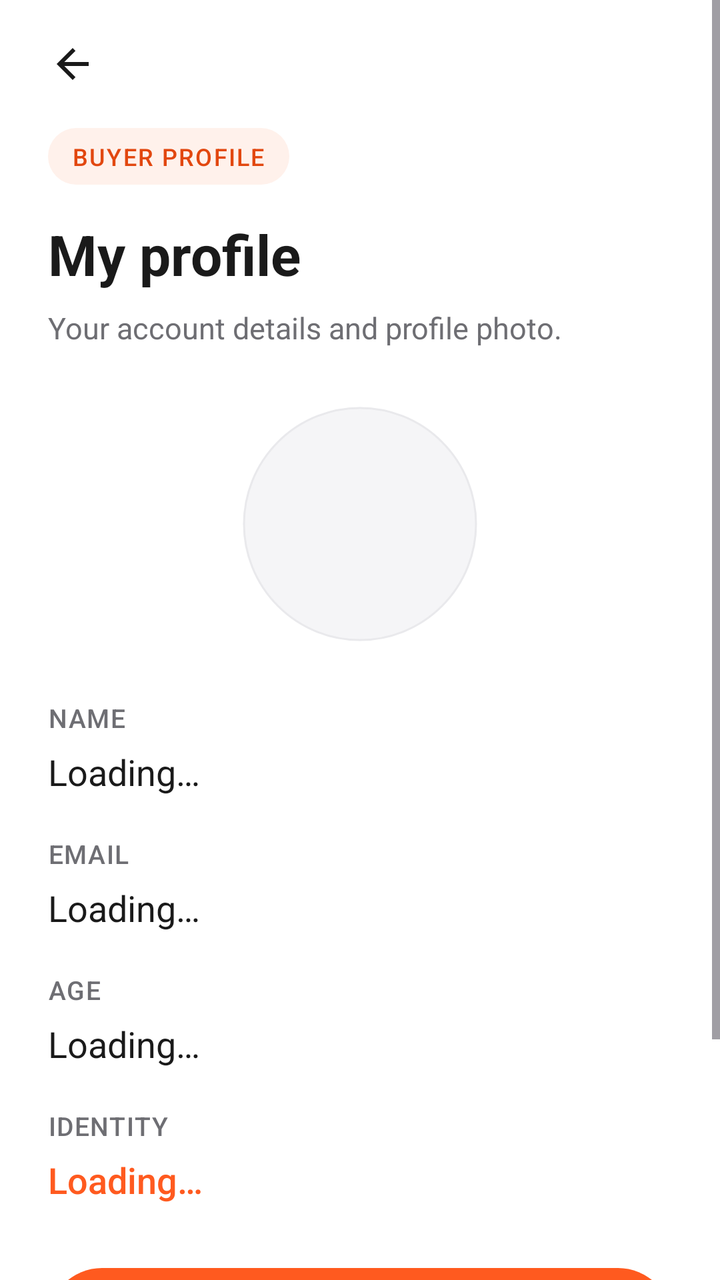
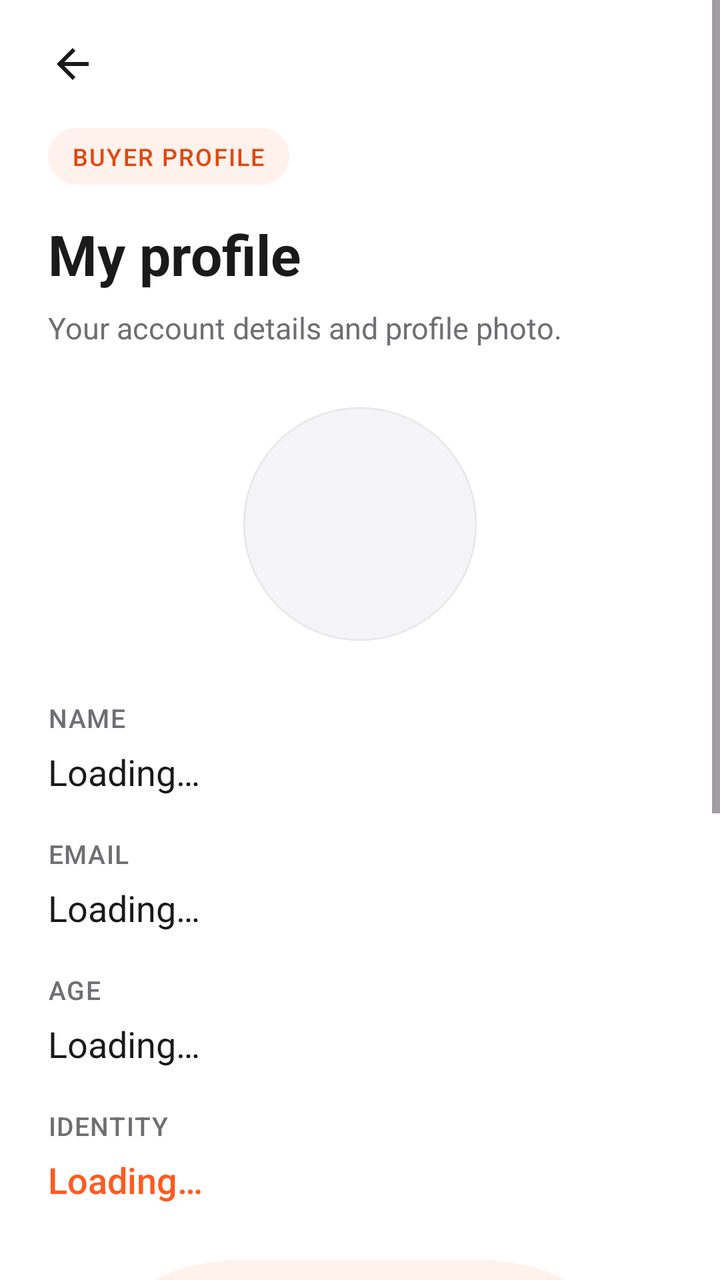

Two renders of the same Android screen: before a commit and after it. Below are the layout's source before the change and the commit's diff.
<!-- AndroidManifest.xml: application theme Theme.SignalingFoodApp -->
<!-- res/layout/activity_profile.xml -->
<?xml version="1.0" encoding="utf-8"?>
<ScrollView xmlns:android="http://schemas.android.com/apk/res/android"
    xmlns:app="http://schemas.android.com/apk/res-auto"
    android:layout_width="match_parent"
    android:layout_height="match_parent"
    android:background="@color/background"
    android:fillViewport="true"
    android:fitsSystemWindows="true">

    <LinearLayout
        android:id="@+id/profileLayout"
        android:layout_width="match_parent"
        android:layout_height="wrap_content"
        android:orientation="vertical"
        android:paddingHorizontal="24dp"
        android:paddingTop="8dp"
        android:paddingBottom="32dp">

        <ImageButton
            android:id="@+id/btnBack"
            android:layout_width="48dp"
            android:layout_height="48dp"
            android:layout_marginStart="-12dp"
            android:background="?attr/selectableItemBackgroundBorderless"
            android:contentDescription="Back"
            android:src="@drawable/ic_arrow_back"
            app:tint="@color/text_primary" />

        <TextView
            android:layout_width="wrap_content"
            android:layout_height="wrap_content"
            android:layout_marginTop="8dp"
            android:background="@drawable/bg_chip"
            android:fontFamily="sans-serif-medium"
            android:letterSpacing="0.06"
            android:paddingHorizontal="12dp"
            android:paddingVertical="6dp"
            android:text="BUYER PROFILE"
            android:textColor="@color/brand_dark"
            android:textSize="12sp" />

        <TextView
            style="@style/Text.Title"
            android:layout_width="wrap_content"
            android:layout_height="wrap_content"
            android:layout_marginTop="16dp"
            android:text="My profile" />

        <TextView
            style="@style/Text.Subtitle"
            android:layout_width="match_parent"
            android:layout_height="wrap_content"
            android:layout_marginTop="8dp"
            android:text="Your account details and profile photo." />

        <com.google.android.material.imageview.ShapeableImageView
            android:id="@+id/ivProfilePhoto"
            android:layout_width="120dp"
            android:layout_height="120dp"
            android:layout_gravity="center_horizontal"
            android:layout_marginTop="28dp"
            android:background="@drawable/bg_photo_placeholder"
            android:contentDescription="Profile photo"
            android:padding="2dp"
            android:scaleType="centerCrop"
            app:shapeAppearanceOverlay="@style/ShapeAppearance.App.Circle"
            app:strokeColor="@color/divider"
            app:strokeWidth="1dp" />

        <TextView
            android:id="@+id/tvPhotoStatus"
            style="@style/Text.Subtitle"
            android:layout_width="match_parent"
            android:layout_height="wrap_content"
            android:layout_marginTop="12dp"
            android:gravity="center"
            android:visibility="gone"
            android:text="" />

        <TextView
            style="@style/Text.Section"
            android:layout_width="wrap_content"
            android:layout_height="wrap_content"
            android:layout_marginTop="28dp"
            android:text="NAME" />

        <TextView
            android:id="@+id/tvProfileName"
            android:layout_width="match_parent"
            android:layout_height="wrap_content"
            android:layout_marginTop="6dp"
            android:text="Loading…"
            android:textColor="@color/text_primary"
            android:textSize="18sp" />

        <TextView
            style="@style/Text.Section"
            android:layout_width="wrap_content"
            android:layout_height="wrap_content"
            android:layout_marginTop="20dp"
            android:text="EMAIL" />

        <TextView
            android:id="@+id/tvProfileEmail"
            android:layout_width="match_parent"
            android:layout_height="wrap_content"
            android:layout_marginTop="6dp"
            android:text="Loading…"
            android:textColor="@color/text_primary"
            android:textSize="18sp" />

        <TextView
            style="@style/Text.Section"
            android:layout_width="wrap_content"
            android:layout_height="wrap_content"
            android:layout_marginTop="20dp"
            android:text="AGE" />

        <TextView
            android:id="@+id/tvProfileAge"
            android:layout_width="match_parent"
            android:layout_height="wrap_content"
            android:layout_marginTop="6dp"
            android:text="Loading…"
            android:textColor="@color/text_primary"
            android:textSize="18sp" />

        <TextView
            style="@style/Text.Section"
            android:layout_width="wrap_content"
            android:layout_height="wrap_content"
            android:layout_marginTop="20dp"
            android:text="IDENTITY" />

        <TextView
            android:id="@+id/tvProfileIdentity"
            android:layout_width="match_parent"
            android:layout_height="wrap_content"
            android:layout_marginTop="6dp"
            android:fontFamily="sans-serif-medium"
            android:text="Loading…"
            android:textColor="@color/brand"
            android:textSize="18sp" />

        
        <TextView
            android:id="@+id/tvProfilePassword"
            android:layout_width="0dp"
            android:layout_height="0dp"
            android:visibility="gone" />

        <Button
            android:id="@+id/btnEditProfile"
            android:layout_width="match_parent"
            android:layout_height="wrap_content"
            android:layout_marginTop="32dp"
            android:text="Edit profile" />

        <com.google.android.material.button.MaterialButton
            android:id="@+id/btnLogout"
            style="@style/Widget.App.Button.Outlined"
            android:layout_width="match_parent"
            android:layout_height="wrap_content"
            android:layout_marginTop="12dp"
            android:text="Log out" />

    </LinearLayout>
</ScrollView>
<!-- resources referenced by this layout -->
<resources>
  <color name="background">#FFFFFF</color>
  <color name="brand">#FF5A1F</color>
  <color name="brand_dark">#E2470F</color>
  <color name="divider">#E9E9EC</color>
  <color name="text_primary">#1A1A1A</color>
  <!-- drawable bg_chip (drawable) -->
  <?xml version="1.0" encoding="utf-8"?>
  <shape xmlns:android="http://schemas.android.com/apk/res/android"
      android:shape="rectangle">
      <solid android:color="@color/brand_soft" />
      <corners android:radius="100dp" />
  </shape>
  <!-- drawable bg_photo_placeholder (drawable) -->
  <?xml version="1.0" encoding="utf-8"?>
  <shape xmlns:android="http://schemas.android.com/apk/res/android"
      android:shape="oval">
      <solid android:color="@color/surface" />
      <stroke
          android:width="1dp"
          android:color="@color/divider" />
  </shape>
  <!-- drawable ic_arrow_back (drawable) -->
  <?xml version="1.0" encoding="utf-8"?>
  <vector xmlns:android="http://schemas.android.com/apk/res/android"
      android:width="24dp"
      android:height="24dp"
      android:viewportWidth="24"
      android:viewportHeight="24"
      android:autoMirrored="true">
      <path
          android:fillColor="#FF000000"
          android:pathData="M20,11H7.83l5.59,-5.59L12,4l-8,8 8,8 1.41,-1.41L7.83,13H20v-2z" />
  </vector>
  <style name="ShapeAppearance.App.Circle" parent="">
          <item name="cornerFamily">rounded</item>
          <item name="cornerSize">50%</item>
      </style>
  <style name="Text.Section">
          <item name="android:textSize">13sp</item>
          <item name="android:textColor">@color/text_secondary</item>
          <item name="android:fontFamily">sans-serif-medium</item>
          <item name="android:letterSpacing">0.04</item>
      </style>
  <style name="Text.Subtitle">
          <item name="android:textSize">15sp</item>
          <item name="android:textColor">@color/text_secondary</item>
          <item name="android:lineSpacingExtra">2dp</item>
      </style>
  <style name="Text.Title">
          <item name="android:textSize">28sp</item>
          <item name="android:textStyle">bold</item>
          <item name="android:textColor">@color/text_primary</item>
      </style>
  <style name="Widget.App.Button.Outlined" parent="Widget.Material3.Button.OutlinedButton">
          <item name="android:minHeight">56dp</item>
          <item name="android:insetTop">0dp</item>
          <item name="android:insetBottom">0dp</item>
          <item name="android:textSize">16sp</item>
          <item name="android:textAllCaps">false</item>
          <item name="android:fontFamily">sans-serif-medium</item>
          <item name="android:textColor">@color/text_primary</item>
          <item name="strokeColor">@color/divider</item>
          <item name="cornerRadius">14dp</item>
      </style>
  <style name="Theme.SignalingFoodApp" parent="Base.Theme.SignalingFoodApp" />
  <color name="brand_soft">#FFF1EB</color>
  <color name="surface">#F5F5F7</color>
  <color name="text_secondary">#6E6E73</color>
  <color name="white">#FFFFFFFF</color>
  <color name="error">#D93025</color>
  <style name="Widget.App.Button" parent="Widget.Material3.Button">
          <item name="android:minHeight">54dp</item>
          <item name="android:insetTop">0dp</item>
          <item name="android:insetBottom">0dp</item>
          <item name="android:textSize">16sp</item>
          <item name="android:textAllCaps">false</item>
          <item name="android:fontFamily">sans-serif-medium</item>
          <item name="cornerRadius">28dp</item>
          <item name="backgroundTint">@color/brand</item>
          <item name="android:letterSpacing">0.01</item>
      </style>
  <!-- unchanged entries left out for length: 2 -->
</resources>

<!-- the commit's change to res/layout/activity_profile.xml (unified diff, before → after) -->
@@ -149,6 +149,56 @@
             android:layout_height="0dp"
             android:visibility="gone" />
 
+
+        
+        <LinearLayout
+            android:layout_width="match_parent"
+            android:layout_height="wrap_content"
+            android:layout_marginTop="28dp"
+            android:orientation="vertical"
+            android:padding="18dp"
+            android:background="@drawable/bg_chip">
+
+            <TextView
+                android:layout_width="wrap_content"
+                android:layout_height="wrap_content"
+                android:text="MY REWARDS"
+                android:textColor="@color/brand_dark"
+                android:textStyle="bold"
+                android:textSize="16sp" />
+
+            <TextView
+                android:id="@+id/tvDeliveryPoints"
+                android:layout_width="match_parent"
+                android:layout_height="wrap_content"
+                android:layout_marginTop="14dp"
+                android:text="Delivery points: 0"
+                android:textColor="@color/text_primary"
+                android:textSize="17sp" />
+
+            <TextView
+                android:id="@+id/tvPurchaseCredits"
+                android:layout_width="match_parent"
+                android:layout_height="wrap_content"
+                android:layout_marginTop="8dp"
+                android:text="Purchase credits: 0 EGP"
+                android:textColor="@color/text_primary"
+                android:textSize="17sp" />
+
+            
+            <TextView
+                android:id="@+id/tvRewardsInfo"
+                android:layout_width="match_parent"
+                android:layout_height="wrap_content"
+                android:layout_marginTop="12dp"
+                android:text="Earn delivery points by completing orders! Convert your points into purchase credits and use them to reduce your total at checkout."
+                android:textColor="@color/text_secondary"
+                android:textSize="13sp"
+                android:lineSpacingExtra="3dp" />
+
+        </LinearLayout>
+
+
         <Button
             android:id="@+id/btnEditProfile"
             android:layout_width="match_parent"
